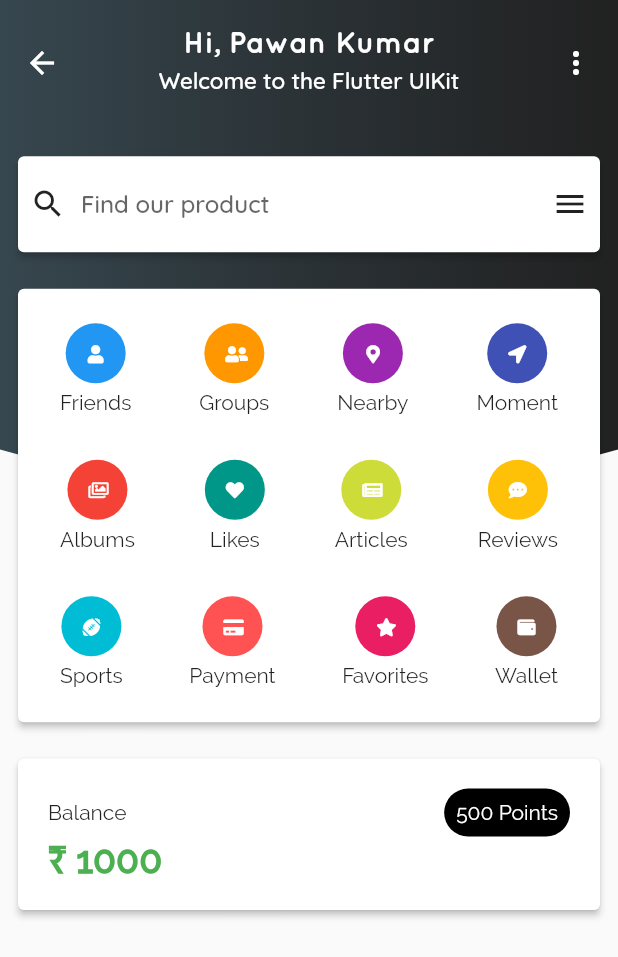
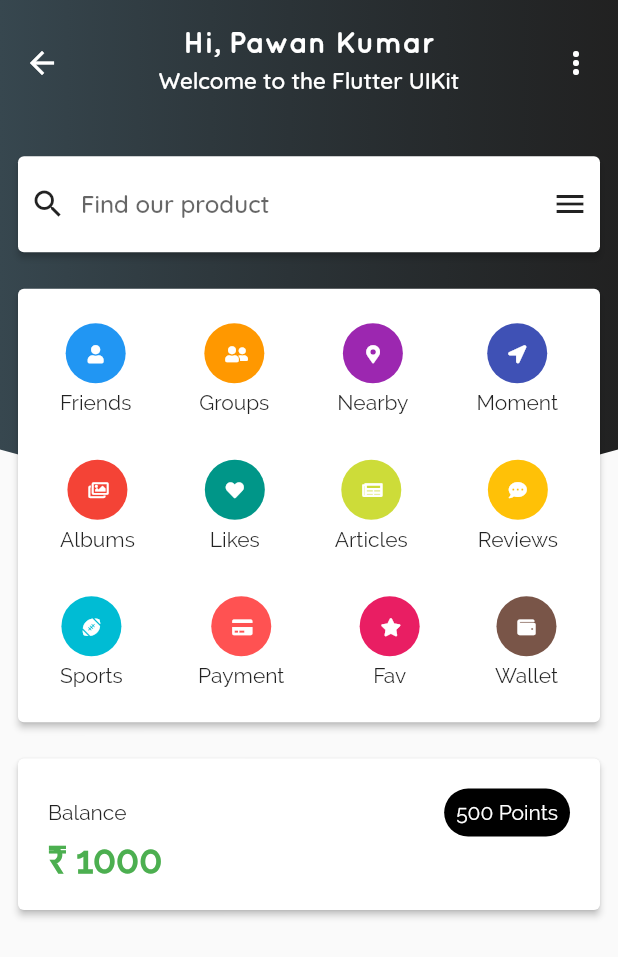
Before and after one commit to briltec/flutter_UI_Kit, a Flutter app: the DashboardOnePage screen opened by its route, on a phone screen of 412 x 824 dp. Shown: the top 957 px of the screen. Run offline on Flutter 3.47's test engine with Material 2 defaults, Android fonts, the phone set to English and light mode, and no system bars; our stand-ins replace flutter_masked_text, font_awesome_flutter, rxdart.

Commit message:
fav button changed

```diff
--- a/lib/ui/page/dashboard/dashboard_one.page.dart
+++ b/lib/ui/page/dashboard/dashboard_one.page.dart
@@ -119,7 +119,7 @@ class DashboardOnePage extends StatelessWidget {
                   secondLabel: "Payment",
                   secondIconCircleColor: Colors.redAccent,
                   thirdIcon: FontAwesomeIcons.solidStar,
-                  thirdLabel: "Favorites",
+                  thirdLabel: "Fav",
                   thirdIconCircleColor: Colors.pink,
                   fourthIcon: FontAwesomeIcons.wallet,
                   fourthLabel: "Wallet",
```
Also changed, not shown: 2 other files.
